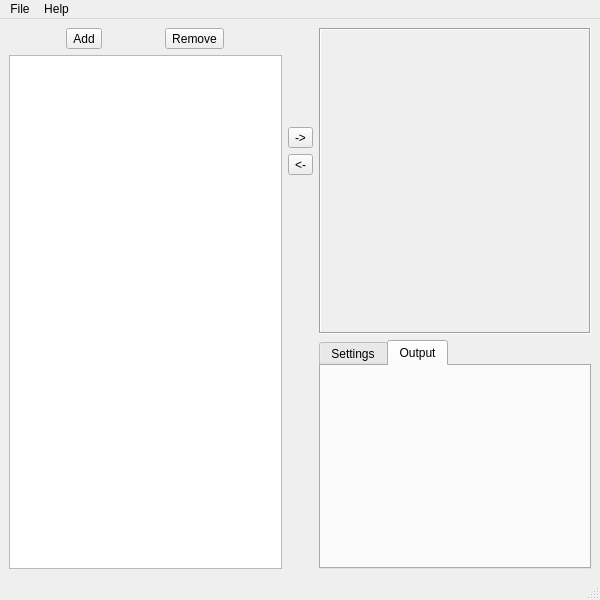
The window that forms/mainwindow.ui (asfaltboy/tortuga) describes before a commit, drawn with Qt 5.
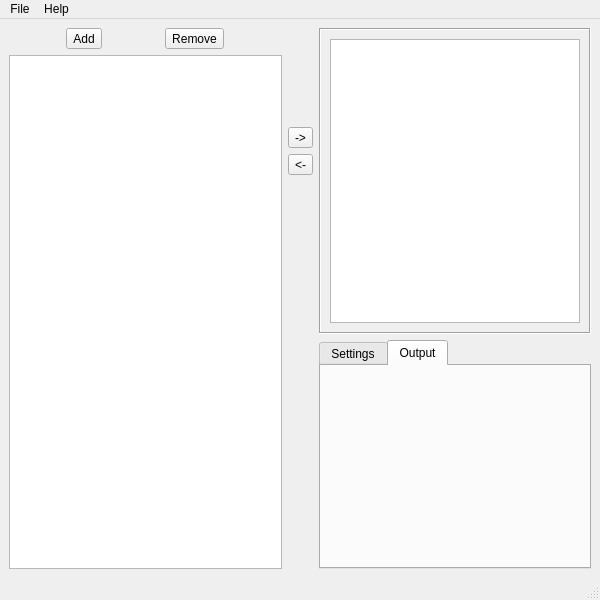
The same window after the commit.

Commit message: Use  descriptive names in basic UI widgets,

Patch:
```diff
--- a/forms/mainwindow.ui
+++ b/forms/mainwindow.ui
@@ -106,17 +106,11 @@
           <property name="frameShadow">
            <enum>QFrame::Sunken</enum>
           </property>
-          <widget class="QWidget" name="verticalLayoutWidget">
-           <property name="geometry">
-            <rect>
-             <x>0</x>
-             <y>0</y>
-             <width>261</width>
-             <height>291</height>
-            </rect>
-           </property>
-           <layout class="QVBoxLayout" name="flow_container"/>
-          </widget>
+          <layout class="QGridLayout" name="flow_container">
+           <item row="0" column="0">
+            <widget class="QListWidget" name="flow_list"/>
+           </item>
+          </layout>
          </widget>
         </item>
         <item>
```
Left out of the diff: 14 changed lines with no effect on the pictures. The commit also changes 1 other file.
